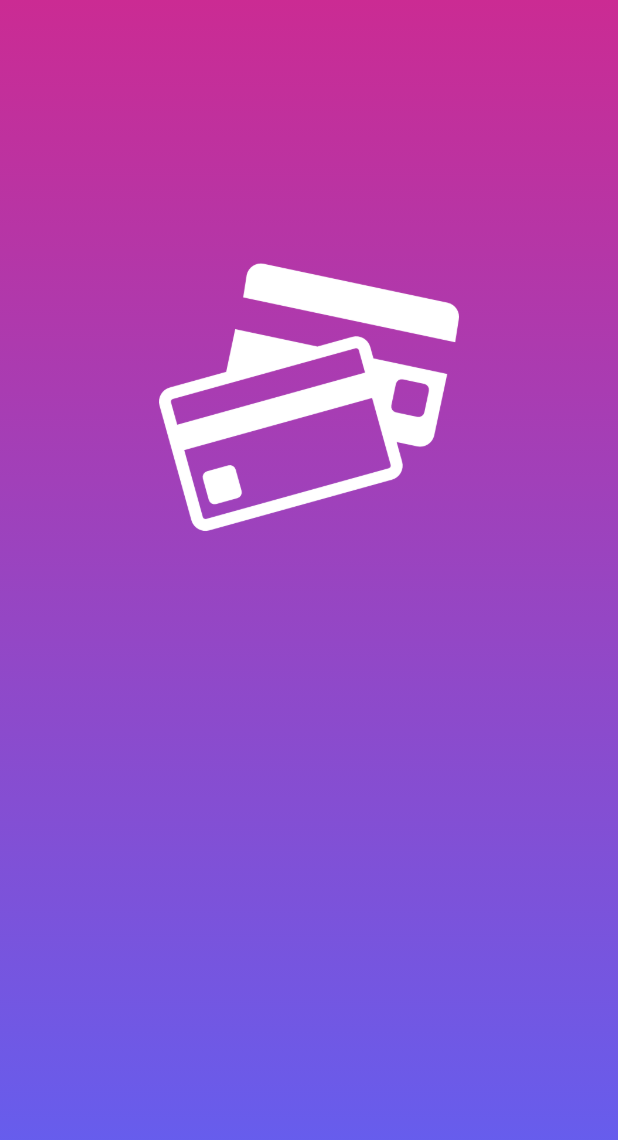
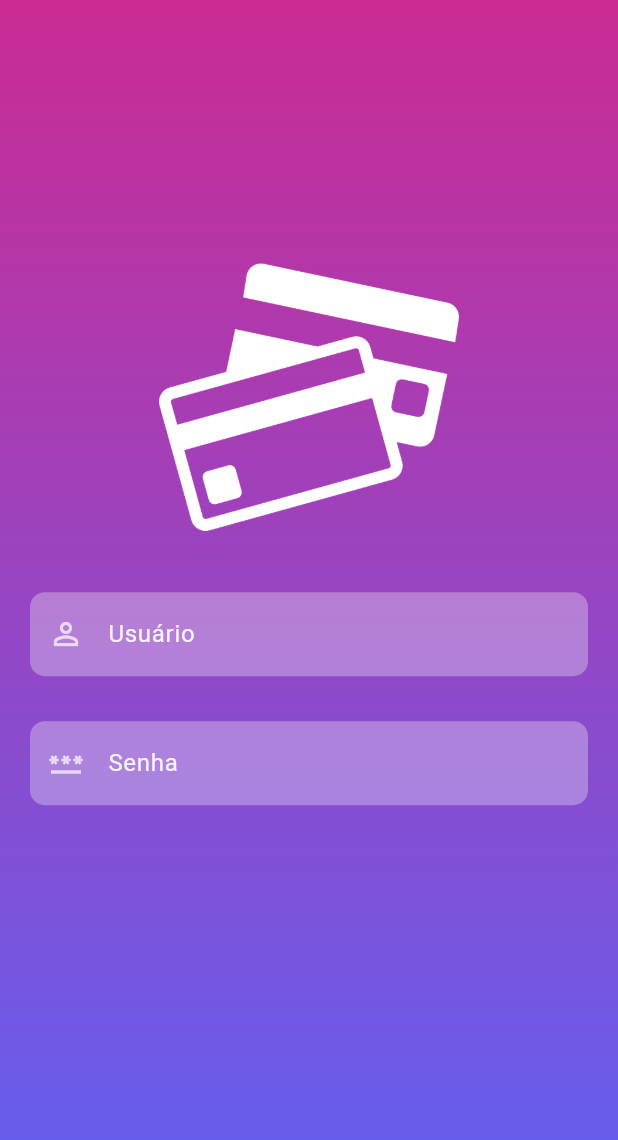
Before and after one commit to marcelo-ls-reis/pi_cart-o, a Flutter app: the screen it shows after launch, on a phone screen of 412 x 824 dp. Shown: the top 1140 px of the screen. Run offline on Flutter 3.47's test engine with Material 3 defaults, Android fonts, the phone set to English and light mode, and no system bars.

Commit message:
Atualização

```diff
--- a/lib/pages/signin.dart
+++ b/lib/pages/signin.dart
@@ -10,6 +10,9 @@ class Signin extends StatefulWidget {
 }
 
 class _SigninState extends State<Signin> {
+
+  TextEditingController _passwordTextController = TextEditingController();
+   TextEditingController _emailTextController = TextEditingController();
   @override
   Widget build(BuildContext context) {
     return Scaffold(
@@ -23,12 +26,24 @@ class _SigninState extends State<Signin> {
           hexStringToColor("5E61F4")
         ], begin: Alignment.topCenter, end: Alignment.bottomCenter)),
         child: SingleChildScrollView(
-            child: Padding(
-                padding: EdgeInsets.fromLTRB(
-                    20, MediaQuery.of(context).size.height * 0.2, 20, 0),
-                child: Column(children: <Widget>[
-                  logWidget("assets/images/image.png"),
-                ]))),
+          child: Padding(
+            padding: EdgeInsets.fromLTRB(
+                20, MediaQuery.of(context).size.height * 0.2, 20, 0),
+            child: Column(
+              children: <Widget>[
+                logWidget("assets/images/image.png"),
+                SizedBox(
+                  height: 30,
+                ),
+                reusableTextFild("Usuário", Icons.person_outline, false, _emailTextController),
+                SizedBox(
+                  height: 30,
+                ),
+                reusableTextFild("Senha", Icons.password, false, _emailTextController),
+              ],
+            ),
+          ),
+        ),
       ),
     );
   }
--- a/lib/reusable_widget/reusable_widget.dart
+++ b/lib/reusable_widget/reusable_widget.dart
@@ -9,3 +9,29 @@ Image logWidget(String image) {
     color: Colors.white,
   );
 }
+
+TextField reusableTextFild(String text, IconData icon, bool isPasswordType, TextEditingController controller) {
+  return TextField(
+    obscureText: isPasswordType,
+    controller: controller,
+    enableSuggestions: !isPasswordType,
+    autocorrect: !isPasswordType,
+    cursorColor: Colors.white,
+    style: TextStyle(color: Colors.white.withOpacity(0.9)),
+    decoration: InputDecoration(
+      prefixIcon: Icon(
+        icon,
+        color: Colors.white70,
+      ),
+      labelText: text,
+      labelStyle: TextStyle(color: Colors.white.withOpacity(0.9)),
+      filled: true,
+      floatingLabelBehavior: FloatingLabelBehavior.never,
+      fillColor: Colors.white.withOpacity(0.3),
+      border: OutlineInputBorder(
+        borderRadius: BorderRadius.circular(10),
+        borderSide: const BorderSide(width: 0, style: BorderStyle.none)),
+      ),
+      keyboardType: isPasswordType ? TextInputType.visiblePassword : TextInputType.emailAddress,
+    );
+}
```
